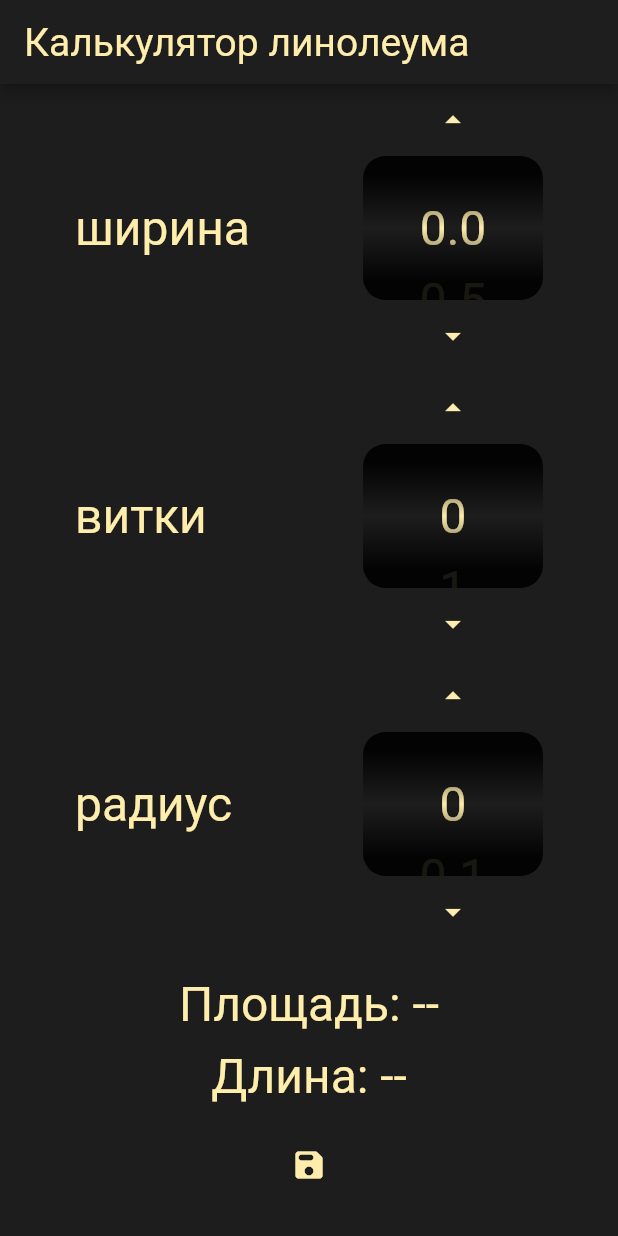
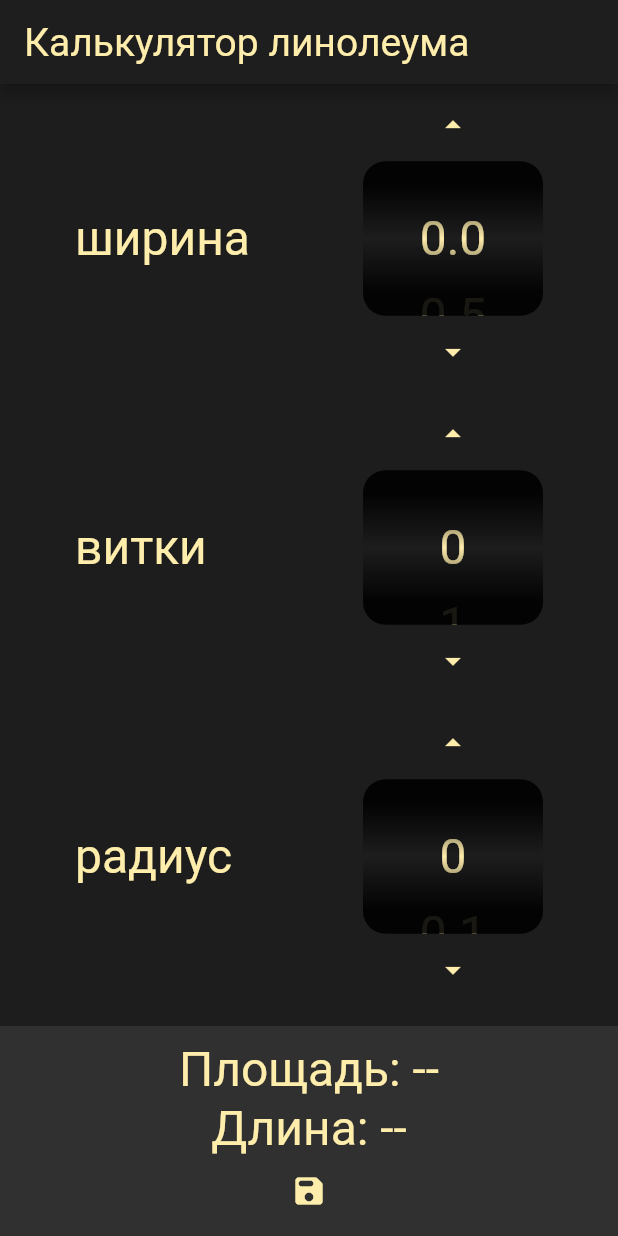
Before and after one commit to supatruparus/flutter_lin_calc, a Flutter app: the screen it shows after launch, on a phone screen of 412 x 824 dp. Run offline on Flutter 3.47's test engine with Material 2 defaults, Android fonts, the phone set to English and light mode, and no system bars; our stand-ins replace flutter_riverpod; missing offline and left inert: flutter_inner_shadow; Roboto replaces fonts that are missing (MontserratAlternates); project files that could hold a hidden picture were left out.

Commit message:
bottom result always

```diff
--- a/lib/presentation/main_page_view.dart
+++ b/lib/presentation/main_page_view.dart
@@ -18,11 +18,14 @@ class MyHomePage extends ConsumerWidget {
   @override
   Widget build(BuildContext context, ref) {
     final viewModel = ref.read(viewModelProvider.notifier);
-    return Scaffold(
+    return SafeArea(
+      child: Scaffold(
         appBar: AppBar(title: Text(Strings.title)),
-      body: Center(
-        child: ConstrainedBox(
-          constraints: const BoxConstraints(maxWidth: 450),
+        body: LayoutBuilder(builder: (context, constr) {
+          print('height: ${MediaQuery.of(context).size.height}}');
+          return ConstrainedBox(
+            constraints: BoxConstraints(
+                maxWidth: 450, maxHeight: constr.maxHeight - 150),
             child: Padding(
               padding: const EdgeInsets.only(left: 50, right: 50),
               child: Column(
@@ -51,11 +54,15 @@ class MyHomePage extends ConsumerWidget {
                       ],
                     ),
                   ),
-                const Flexible(flex: 1, child: _Result()),
+                  // const Flexible(flex: 1, child: _Result()),
                 ],
               ),
             ),
-        ),
+          );
+        }),
+        bottomSheet: const SizedBox(
+            height: 140, width: double.infinity, child: _Result()),
+        extendBody: true,
       ),
     );
   }
--- a/lib/widgets/scroll_input.dart
+++ b/lib/widgets/scroll_input.dart
@@ -48,15 +48,15 @@ class _ScrollInputV3State extends State<ScrollInputV3> {
       (index) => Center(
             child: Text(widget.values[index]),
           ));
-  late Widget scrollInputTextField = Padding(
-    padding: const EdgeInsets.only(top: 10, bottom: 10),
-    child: ScrollInputTextField(
+
+  late Widget scrollInputTextField = ScrollInputTextField(
     controller: _textController,
     // showCursor: true,
     // textAlign: TextAlign.center,
     focusNode: _focusNode,
 
     decoration: const InputDecoration(
+        hoverColor: Colors.transparent,
         filled: false,
         border: InputBorder.none,
         fillColor: Colors.transparent),
@@ -73,7 +73,6 @@ class _ScrollInputV3State extends State<ScrollInputV3> {
     pageController: pageController,
     style: widget.textStyle ?? Theme.of(context).textTheme.bodyMedium,
     values: widget.values,
-    ),
   );
 
   _onTap() {
@@ -312,7 +311,7 @@ class ScrollInputTextField extends TextField {
   _onTapOutside2(PointerDownEvent event) {
     String controllerText = controller!.text;
     if (focusNode!.hasFocus) {
-      focusNode!.unfocus();
+      // focusNode!.unfocus();
       if (controllerText != '') {
         int page = values.indexOf(double.parse(controllerText).toString());
         if (page != -1) {
```
Lines whose indentation alone changed are shown as unchanged.
